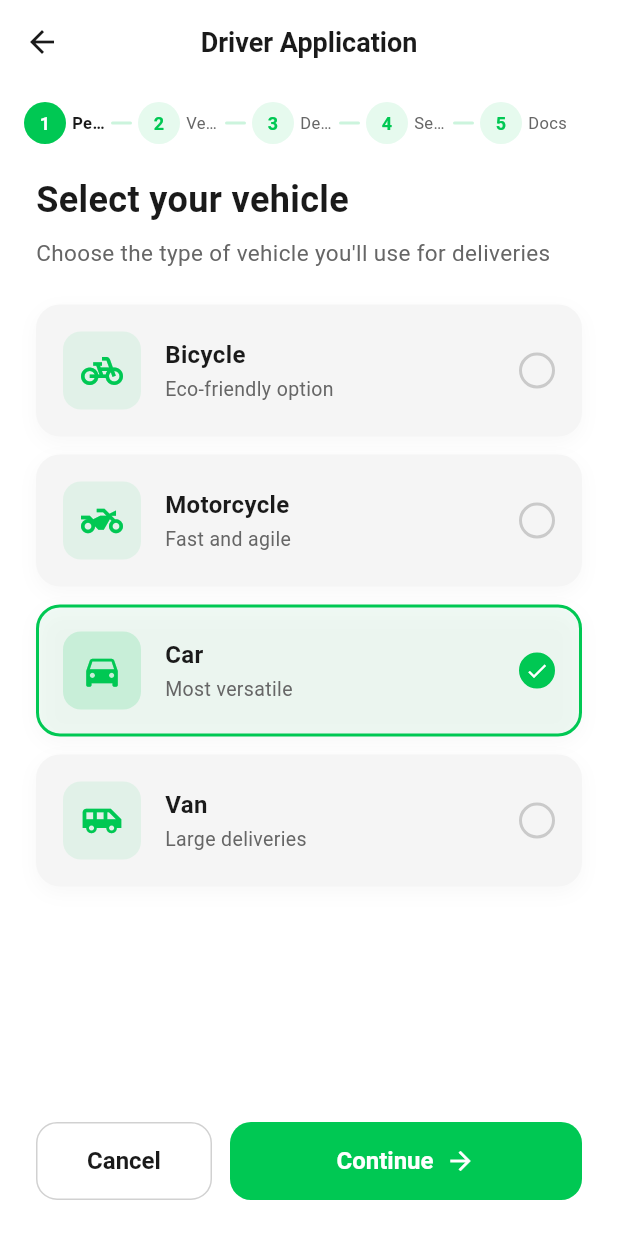
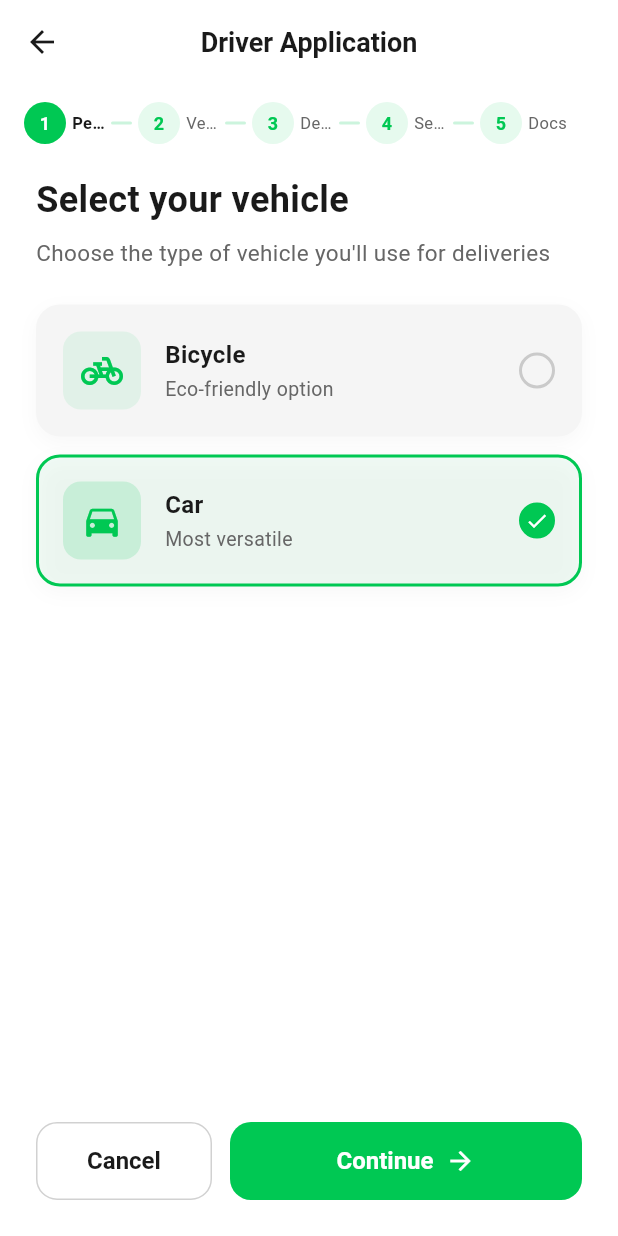
Before and after one commit to tybetogo-bot/TaybGo_driver, a Flutter app: the ApplicationScreen screen opened by its route, swiped to page 2, on a phone screen of 412 x 824 dp. Run offline on Flutter 3.47's test engine with Material 3 defaults, Android fonts, the phone set to English and light mode, and no system bars; our stand-ins replace dio, firebase_core, firebase_messaging, flutter_local_notifications, flutter_map, flutter_secure_storage and 5 more; missing offline and left inert: tutorial_coach_mark; accounts and stored records are empty.

Commit message:
Hide van and motorcycle in registration vehicle selection

```diff
--- a/lib/features/application/screens/application_screen.dart
+++ b/lib/features/application/screens/application_screen.dart
@@ -119,22 +119,10 @@ class _ApplicationScreenState extends State<ApplicationScreen> {
       'description': l10n.ecoFriendlyOption,
     },
     {
-      'value': 'MOTOR',
-      'label': l10n.motorcycle,
-      'icon': Icons.two_wheeler,
-      'description': l10n.fastAndAgile,
-    },
-    {
       'value': 'CAR',
       'label': l10n.car,
       'icon': Icons.directions_car,
       'description': l10n.mostVersatile,
-    },
-    {
-      'value': 'VAN',
-      'label': l10n.van,
-      'icon': Icons.airport_shuttle,
-      'description': l10n.largeDeliveries,
     },
   ];
 
```
